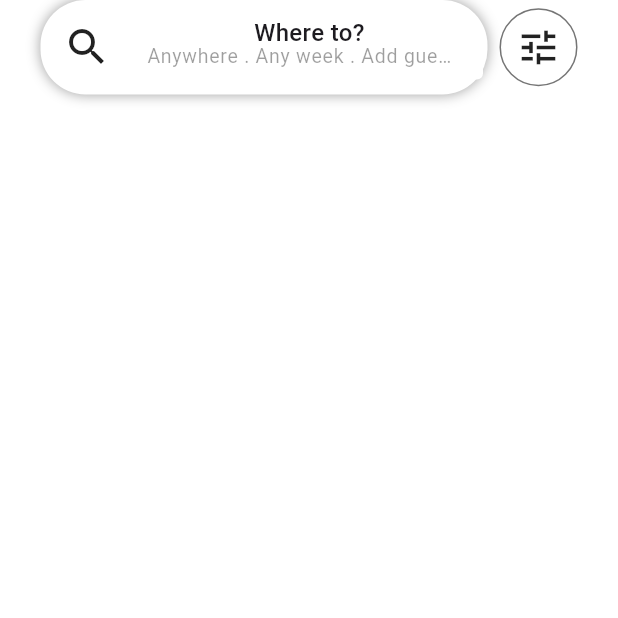
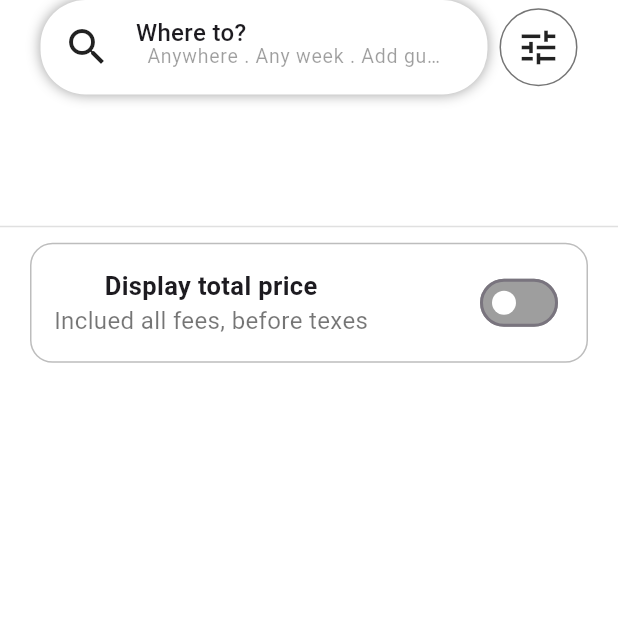
Before and after one commit to shikano35/sample-airbnb-app, a Flutter app: the ExploreScreen screen opened directly, on a phone screen of 412 x 824 dp, the top half of it. Run offline on Flutter 3.47's test engine with Material 3 defaults, Android fonts, the phone set to English and light mode, and no system bars; our stand-ins replace cloud_firestore, firebase_auth, firebase_core, font_awesome_flutter, google_sign_in; accounts and stored records are empty; network calls fail.

Commit message:
feat: 合計価格表示コンポーネントを追加

```diff
--- /dev/null
+++ b/lib/Components/display_total_price.dart
@@ -0,0 +1,55 @@
+import 'package:flutter/material.dart';
+
+class DisplayTotalPrice extends StatefulWidget {
+  const DisplayTotalPrice({super.key});
+
+  @override
+  State<DisplayTotalPrice> createState() => _DisplayTotalPriceState();
+}
+
+class _DisplayTotalPriceState extends State<DisplayTotalPrice> {
+  bool isSwitch = false;
+  @override
+  Widget build(BuildContext context) {
+    return Padding(
+      padding: EdgeInsets.symmetric(horizontal: 20),
+      child: Container(
+        decoration: BoxDecoration(
+          color: Colors.white,
+          border: Border.all(color: Colors.black26),
+          borderRadius: BorderRadius.circular(15),
+        ),
+        child: Padding(
+          padding: EdgeInsets.all(15),
+          child: Row(
+            mainAxisAlignment: MainAxisAlignment.spaceBetween,
+            children: [
+              Column(
+                children: [
+                  Text(
+                    "Display total price",
+                    style: TextStyle(fontWeight: FontWeight.bold, fontSize: 17),
+                  ),
+                  Text(
+                    "Inclued all fees, before texes",
+                    style: TextStyle(color: Colors.black54, fontSize: 16),
+                  ),
+                ],
+              ),
+              Switch(
+                inactiveThumbColor: Colors.white,
+                inactiveTrackColor: Colors.grey,
+                value: isSwitch,
+                onChanged: (value) {
+                  setState(() {
+                    isSwitch = value;
+                  });
+                },
+              ),
+            ],
+          ),
+        ),
+      ),
+    );
+  }
+}
--- a/lib/Components/search_bar_and_filter.dart
+++ b/lib/Components/search_bar_and_filter.dart
@@ -22,7 +22,9 @@ class SearchBarAndFilter extends StatelessWidget {
                   children: [
                     Icon(Icons.search, size: 32),
                     SizedBox(width: 8),
-                    Column(
+                    Expanded(
+                      child: Column(
+                        crossAxisAlignment: CrossAxisAlignment.start,
                         children: [
                           Text(
                             '  Where to?',
@@ -33,7 +35,6 @@ class SearchBarAndFilter extends StatelessWidget {
                           ),
                           SizedBox(
                             height: 20,
-                          width: 240,
                             child: TextField(
                               decoration: InputDecoration(
                                 border: OutlineInputBorder(
@@ -50,6 +51,7 @@ class SearchBarAndFilter extends StatelessWidget {
                             ),
                           ),
                         ],
+                      ),
                     ),
                   ],
                 ),
--- a/lib/view/explore_screen.dart
+++ b/lib/view/explore_screen.dart
@@ -1,4 +1,6 @@
+import 'package:cloud_firestore/cloud_firestore.dart';
 import 'package:flutter/material.dart';
+import 'package:sample_airbnb_app/Components/display_total_price.dart';
 import 'package:sample_airbnb_app/Components/search_bar_and_filter.dart';
 
 class ExploreScreen extends StatefulWidget {
@@ -9,14 +11,106 @@ class ExploreScreen extends StatefulWidget {
 }
 
 class _ExploreScreenState extends State<ExploreScreen> {
+  final CollectionReference categoryCollection = FirebaseFirestore.instance
+      .collection('AppCategory');
+  int selectedIndex = 0;
   @override
   Widget build(BuildContext context) {
+    Size size = MediaQuery.of(context).size;
     return Scaffold(
       backgroundColor: Colors.white,
       body: SafeArea(
         bottom: false,
-        child: Column(children: [SearchBarAndFilter()]),
+        child: Column(
+          children: [
+            SearchBarAndFilter(),
+            listOfCategoryItems(size),
+            const DisplayTotalPrice(),
+          ],
+        ),
       ),
     );
   }
+
+  StreamBuilder<QuerySnapshot<Object?>> listOfCategoryItems(Size size) {
+    return StreamBuilder(
+      stream: categoryCollection.snapshots(),
+      builder: (context, streamSnapshot) {
+        if (streamSnapshot.hasData) {
+          return Stack(
+            children: [
+              Positioned(
+                left: 0,
+                right: 0,
+                top: 80,
+                child: Divider(color: Colors.black12),
+              ),
+              SizedBox(
+                height: size.height * 0.12,
+                child: ListView.builder(
+                  padding: EdgeInsets.zero,
+                  scrollDirection: Axis.horizontal,
+                  itemCount: streamSnapshot.data!.docs.length,
+                  physics: BouncingScrollPhysics(),
+                  itemBuilder: (context, index) {
+                    return GestureDetector(
+                      onTap: () {
+                        setState(() {
+                          selectedIndex = index;
+                        });
+                      },
+                      child: Container(
+                        padding: EdgeInsets.only(top: 20, right: 20, left: 20),
+                        decoration: BoxDecoration(
+                          borderRadius: BorderRadius.circular(15),
+                        ),
+                        child: Column(
+                          children: [
+                            Container(
+                              height: 32,
+                              width: 40,
+                              decoration: BoxDecoration(shape: BoxShape.circle),
+                              child: Image.network(
+                                streamSnapshot.data!.docs[index]['image'],
+                                color:
+                                    selectedIndex == index
+                                        ? Colors.black
+                                        : Colors.black45,
+                              ),
+                            ),
+                            SizedBox(height: 5),
+                            Text(
+                              streamSnapshot.data!.docs[index]['title'],
+                              style: TextStyle(
+                                fontSize: 13,
+                                color:
+                                    streamSnapshot.data!.docs[index]['title'] ==
+                                            index
+                                        ? Colors.black
+                                        : Colors.black45,
+                              ),
+                            ),
+                            SizedBox(height: 10),
+                            Container(
+                              height: 3,
+                              width: 50,
+                              color:
+                                  selectedIndex == index
+                                      ? Colors.black
+                                      : Colors.transparent,
+                            ),
+                          ],
+                        ),
+                      ),
+                    );
+                  },
+                ),
+              ),
+            ],
+          );
+        }
+        return Center(child: CircularProgressIndicator());
+      },
+    );
+  }
 }
```
Also changed, not shown: lib/main.dart (+15 -1 lines). Lines whose indentation alone changed are shown as unchanged.
